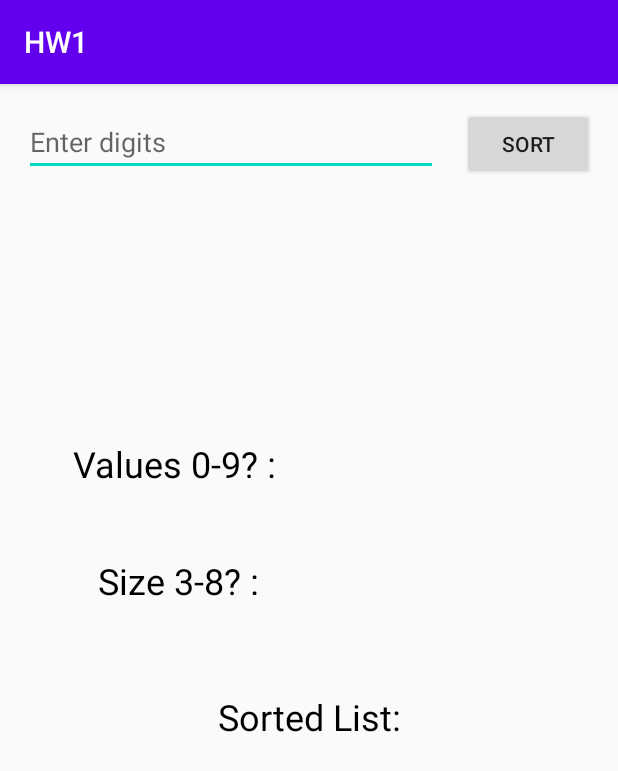
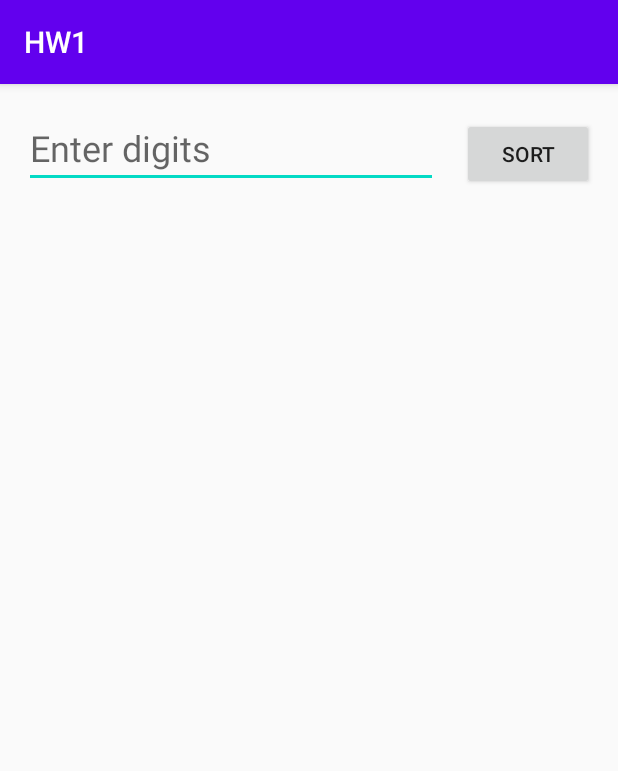
Before and after one commit to sbagg33/HW1, an Android app: the screen it shows after launch (MainActivity), on a phone screen of 412 x 824 dp. Shown: the top 771 px of the screen. Run offline under Robolectric (Android 15) with nearby library versions, the phone set to English and light mode, and no system bars.

Commit message:
Added Scroll view with iterations, need to work on styling of numbers next

```diff
--- a/app/src/main/res/layout/activity_main.xml
+++ b/app/src/main/res/layout/activity_main.xml
@@ -17,6 +17,8 @@
         android:ems="10"
         android:hint="@string/edit_message"
         android:inputType="textPersonName"
+        android:textColor="#000000"
+        android:textSize="24sp"
         app:layout_constraintEnd_toStartOf="@+id/button"
         app:layout_constraintHorizontal_bias="0.5"
         app:layout_constraintStart_toStartOf="parent"
@@ -36,6 +38,34 @@
         app:layout_constraintEnd_toEndOf="parent"
         app:layout_constraintHorizontal_bias="0.5"
         app:layout_constraintStart_toEndOf="@+id/editText" />
+
+    <ScrollView
+        android:id="@+id/scrollView2"
+        android:layout_width="0dp"
+        android:layout_height="0dp"
+        android:layout_marginTop="30dp"
+        android:layout_marginBottom="4dp"
+        app:layout_constraintBottom_toBottomOf="parent"
+        app:layout_constraintEnd_toEndOf="parent"
+        app:layout_constraintStart_toStartOf="parent"
+        app:layout_constraintTop_toBottomOf="@+id/editText">
+
+        <TextView
+            android:id="@+id/iterationsText"
+            android:layout_width="wrap_content"
+            android:layout_height="wrap_content"
+            android:layout_gravity="center_horizontal"
+            android:layout_marginStart="6dp"
+            android:layout_marginLeft="6dp"
+            android:layout_marginEnd="6dp"
+            android:layout_marginRight="6dp"
+            android:layout_marginBottom="593dp"
+            android:gravity="center"
+            android:text="TextView"
+            android:textColor="#000000"
+            android:textSize="24sp"
+            android:visibility="invisible" />
+    </ScrollView>
 
     <TextView
         android:id="@+id/textView2"
@@ -80,7 +110,7 @@
         android:text="Values 0-9? :"
         android:textColor="#000000"
         android:textSize="24sp"
-        android:visibility="visible"
+        android:visibility="invisible"
         app:layout_constraintBottom_toTopOf="@+id/textViewSizeLabel"
         app:layout_constraintEnd_toEndOf="parent"
         app:layout_constraintEnd_toStartOf="@+id/digitValueBoolText"
@@ -99,7 +129,7 @@
         android:text="Size 3-8? :"
         android:textColor="#000000"
         android:textSize="24sp"
-        android:visibility="visible"
+        android:visibility="invisible"
         app:layout_constraintBottom_toBottomOf="parent"
         app:layout_constraintEnd_toStartOf="@+id/sizeBoolText"
         app:layout_constraintHorizontal_bias="0.5"
@@ -131,7 +161,7 @@
         android:text="Sorted List:"
         android:textColor="#000000"
         android:textSize="24sp"
-        android:visibility="visible"
+        android:visibility="invisible"
         app:layout_constraintBottom_toBottomOf="parent"
         app:layout_constraintEnd_toEndOf="parent"
         app:layout_constraintStart_toStartOf="parent" />
@@ -150,4 +180,5 @@
         app:layout_constraintEnd_toEndOf="parent"
         app:layout_constraintStart_toStartOf="parent"
         app:layout_constraintTop_toBottomOf="@+id/sortedListLabel" />
+
 </androidx.constraintlayout.widget.ConstraintLayout>
```
Also changed, not shown: app/src/main/java/com/example/myapplication2/MainActivity.java (+23 -7 lines).
